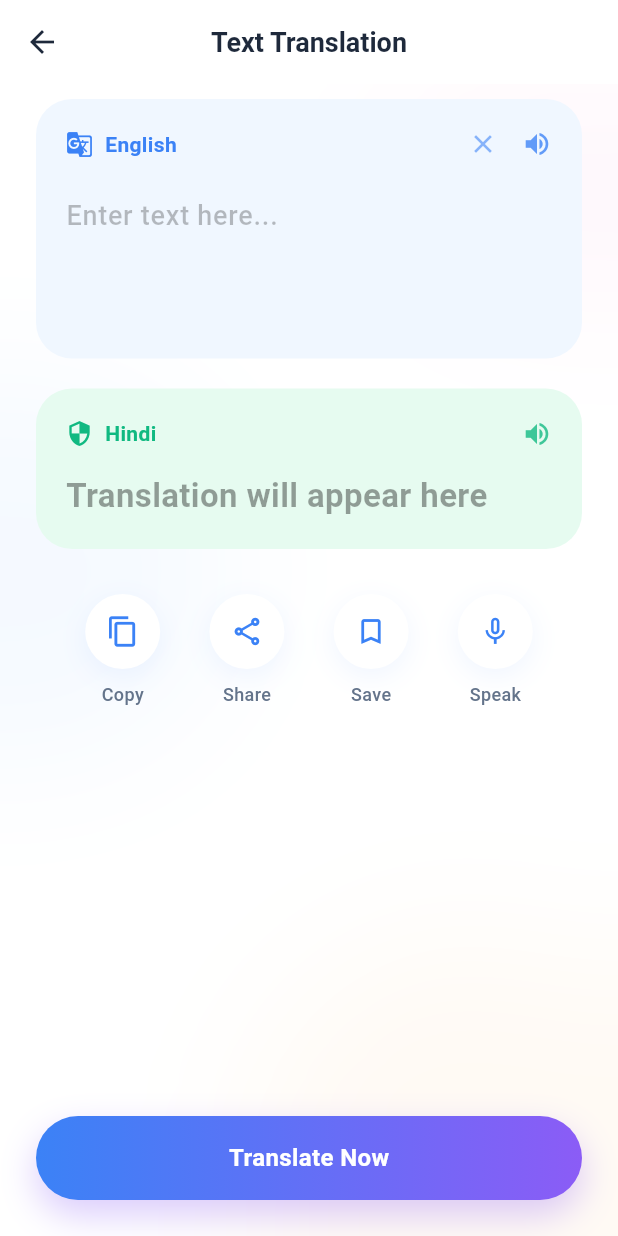
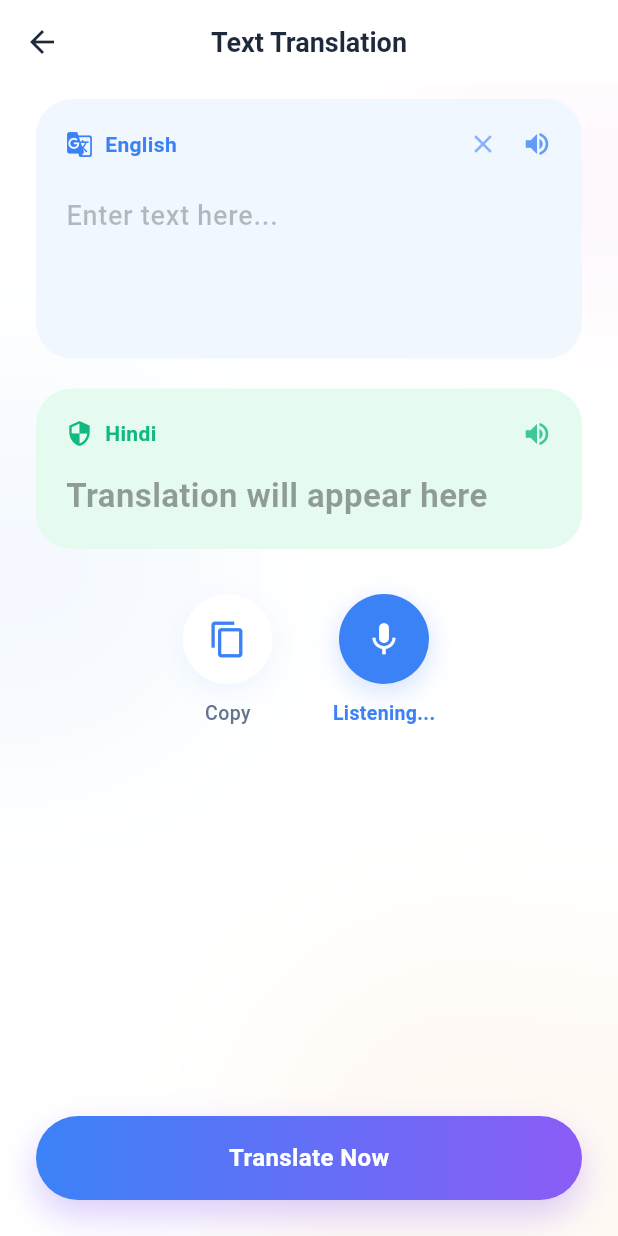
Before and after one commit to nayon-coders/live-translator-app, a Flutter app: the TextTranslationView screen opened by its route, after a tap on "Speak", on a phone screen of 412 x 824 dp. Run offline on Flutter 3.47's test engine with Material 3 defaults, Android fonts, the phone set to English and light mode, and no system bars; our stand-ins replace flutter_tts, get, image_picker, permission_handler, speech_to_text; missing offline and left inert: country_flags, google_mlkit_text_recognition, translator_plus.

Commit message:
feat: add Camera Translation and improve Voice Translation
- Added Camera Translation UI with split-screen design

- Integrated image_picker and google_mlkit_text_recognition for offline image-to-text

- Added auto-translation of detected text from camera

- Updated iOS Info.plist with Camera and Photo Library permissions

- Updated TTS to dynamically map system languages for better support

- Fixed TTS looping issue and added stop functionality in Text Translation

- Added ProGuard rules to fix Android release build (R8 shrinking errors for ML Kit)

- Renamed app label to 'Translivo' in AndroidManifest.xml

```diff
--- a/lib/modules/home/views/home_view.dart
+++ b/lib/modules/home/views/home_view.dart
@@ -197,7 +197,9 @@ class HomeView extends GetView<HomeController> {
                               Icons.camera_alt,
                               'Camera',
                               '(Scan Text)',
-                              () {},
+                              () {
+                                Get.toNamed('/camera-translation');
+                              },
                             ),
                             _buildBottomAction(
                               Icons.chat_bubble_outline,
--- a/lib/modules/text_translation/controllers/text_translation_controller.dart
+++ b/lib/modules/text_translation/controllers/text_translation_controller.dart
@@ -65,6 +65,11 @@ class TextTranslationController extends GetxController {
 
   void speakSource() {
     if (textController.text.isNotEmpty) {
+      if (isSpeaking.value) {
+        _translationService.stopSpeaking();
+        isSpeaking.value = false;
+        return;
+      }
       isSpeaking.value = true;
       _translationService.speak(textController.text, languageCode: sourceLanguage.code);
     }
@@ -72,6 +77,11 @@ class TextTranslationController extends GetxController {
 
   void speakTarget() {
     if (translatedText.value.isNotEmpty) {
+      if (isSpeaking.value) {
+        _translationService.stopSpeaking();
+        isSpeaking.value = false;
+        return;
+      }
       isSpeaking.value = true;
       _translationService.speak(translatedText.value, languageCode: targetLanguage.code);
     }
@@ -88,4 +98,26 @@ class TextTranslationController extends GetxController {
     textController.clear();
     translatedText.value = '';
   }
+
+  final isListening = false.obs;
+
+  void toggleVoiceInput() {
+    if (isListening.value) {
+      _translationService.stopListening();
+      isListening.value = false;
+    } else {
+      clearText();
+      isListening.value = true;
+      _translationService.startListening(
+        localeId: sourceLanguage.code,
+        onResult: (text, isFinal) {
+          textController.text = text;
+          if (isFinal) {
+            isListening.value = false;
+            translateText();
+          }
+        },
+      );
+    }
+  }
 }
--- a/lib/modules/text_translation/views/text_translation_view.dart
+++ b/lib/modules/text_translation/views/text_translation_view.dart
@@ -192,7 +192,11 @@ class TextTranslationView extends GetView<TextTranslationController> {
               const SizedBox(width: 16),
               InkWell(
                 onTap: controller.speakSource,
-                child: Icon(Icons.volume_up, color: const Color(0xFF3B82F6).withAlpha(200), size: 20),
+                child: Obx(() => Icon(
+                  controller.isSpeaking.value ? Icons.stop_circle : Icons.volume_up,
+                  color: const Color(0xFF3B82F6).withAlpha(200),
+                  size: 20
+                )),
               ),
             ],
           ),
@@ -250,7 +254,11 @@ class TextTranslationView extends GetView<TextTranslationController> {
               ),
               InkWell(
                 onTap: controller.speakTarget,
-                child: Icon(Icons.volume_up, color: const Color(0xFF10B981).withAlpha(200), size: 20),
+                child: Obx(() => Icon(
+                  controller.isSpeaking.value ? Icons.stop_circle : Icons.volume_up,
+                  color: const Color(0xFF10B981).withAlpha(200),
+                  size: 20
+                )),
               ),
             ],
           ),
@@ -272,45 +280,52 @@ class TextTranslationView extends GetView<TextTranslationController> {
 
   Widget _buildActionRow() {
     return Row(
-      mainAxisAlignment: MainAxisAlignment.spaceEvenly,
+      mainAxisAlignment: MainAxisAlignment.center,
       children: [
         _buildActionButton(Icons.copy_outlined, 'Copy', onTap: controller.copyToClipboard),
-        _buildActionButton(Icons.share_outlined, 'Share', onTap: () {}),
-        _buildActionButton(Icons.bookmark_border, 'Save', onTap: () {}),
-        _buildActionButton(Icons.mic_none, 'Speak', onTap: controller.speakTarget),
+        const SizedBox(width: 40),
+        Obx(() {
+          final isListening = controller.isListening.value;
+          return _buildActionButton(
+            isListening ? Icons.mic : Icons.mic_none,
+            isListening ? 'Listening...' : 'Speak',
+            onTap: controller.toggleVoiceInput,
+            isActive: isListening,
+          );
+        }),
       ],
     );
   }
 
-  Widget _buildActionButton(IconData icon, String label, {VoidCallback? onTap}) {
+  Widget _buildActionButton(IconData icon, String label, {VoidCallback? onTap, bool isActive = false}) {
     return GestureDetector(
       onTap: onTap,
       child: Column(
         mainAxisSize: MainAxisSize.min,
         children: [
           Container(
-            width: 50,
-            height: 50,
+            width: 60,
+            height: 60,
             decoration: BoxDecoration(
-              color: Colors.white,
+              color: isActive ? const Color(0xFF3B82F6) : Colors.white,
               shape: BoxShape.circle,
               boxShadow: [
                 BoxShadow(
-                  color: const Color(0xFF3B82F6).withAlpha(20),
+                  color: const Color(0xFF3B82F6).withAlpha(isActive ? 60 : 20),
                   blurRadius: 15,
                   offset: const Offset(0, 5),
                 ),
               ],
             ),
-            child: Icon(icon, color: const Color(0xFF3B82F6), size: 22),
+            child: Icon(icon, color: isActive ? Colors.white : const Color(0xFF3B82F6), size: 26),
           ),
-          const SizedBox(height: 8),
+          const SizedBox(height: 10),
           Text(
             label,
-            style: const TextStyle(
-              color: Color(0xFF64748B),
-              fontSize: 12,
-              fontWeight: FontWeight.w500,
+            style: TextStyle(
+              color: isActive ? const Color(0xFF3B82F6) : const Color(0xFF64748B),
+              fontSize: 13,
+              fontWeight: isActive ? FontWeight.w600 : FontWeight.w500,
             ),
           ),
         ],
--- a/lib/routes/app_pages.dart
+++ b/lib/routes/app_pages.dart
@@ -10,6 +10,8 @@ import '../modules/conversation/views/conversation_view.dart';
 import '../modules/conversation/bindings/conversation_binding.dart';
 import '../modules/text_translation/views/text_translation_view.dart';
 import '../modules/text_translation/bindings/text_translation_binding.dart';
+import '../modules/camera_translation/views/camera_translation_view.dart';
+import '../modules/camera_translation/bindings/camera_translation_binding.dart';
 
 class AppPages {
   static final pages = [
@@ -38,5 +40,10 @@ class AppPages {
       page: () => const TextTranslationView(),
       binding: TextTranslationBinding(),
     ),
+    GetPage(
+      name: AppRoutes.cameraTranslation,
+      page: () => const CameraTranslationView(),
+      binding: CameraTranslationBinding(),
+    ),
   ];
 }
--- a/lib/routes/app_routes.dart
+++ b/lib/routes/app_routes.dart
@@ -4,4 +4,5 @@ class AppRoutes {
   static const String liveTranslation = '/live-translation';
   static const String conversation = '/conversation';
   static const String textTranslation = '/text-translation';
+  static const String cameraTranslation = '/camera-translation';
 }
--- a/lib/services/translation_service.dart
+++ b/lib/services/translation_service.dart
@@ -2,7 +2,7 @@ import 'package:flutter_tts/flutter_tts.dart';
 import 'package:speech_to_text/speech_to_text.dart' as stt;
 import 'package:translator_plus/translator_plus.dart';
 import 'package:get/get.dart';
-import 'package:flutter/foundation.dart';
+import 'package:flutter/material.dart';
 
 /// Centralized service for Speech-to-Text, Translation, and Text-to-Speech.
 /// Both LiveTranslation and Conversation modules reuse this service.
@@ -28,10 +28,39 @@ class TranslationService extends GetxService {
     await _tts.setVolume(1.0);
     await _tts.setSpeechRate(0.45); // Slightly slower = more natural
     await _tts.setPitch(1.0);
+
     if (languageCode != null) {
-      // Map our app language codes to TTS locale codes
-      final ttsLang = _mapToTtsLocale(languageCode);
-      await _tts.setLanguage(ttsLang);
+      try {
+        final List<dynamic>? availableLanguages = await _tts.getLanguages;
+        String bestTtsMatch = _mapToTtsLocale(languageCode); // Fallback
+
+        if (availableLanguages != null) {
+          final prefix = languageCode.split('-').first.split('_').first.toLowerCase();
+
+          // 1. Try exact map match
+          for (var lang in availableLanguages) {
+            if (lang.toString().toLowerCase().replaceAll('_', '-') == bestTtsMatch.toLowerCase()) {
+              bestTtsMatch = lang.toString();
+              break;
+            }
+          }
+
+          // 2. If exact map match not found, try finding ANY language starting with the prefix (e.g., 'bn' -> 'bn-IN' or 'bn-BD')
+          if (!availableLanguages.contains(bestTtsMatch)) {
+            for (var lang in availableLanguages) {
+              if (lang.toString().toLowerCase().startsWith(prefix)) {
+                bestTtsMatch = lang.toString();
+                break;
+              }
+            }
+          }
+        }
+
+        debugPrint('TTS using language: $bestTtsMatch');
+        await _tts.setLanguage(bestTtsMatch);
+      } catch (e) {
+        debugPrint('TTS Language Setup Error: $e');
+      }
     }
   }
 
@@ -86,7 +115,14 @@ class TranslationService extends GetxService {
       );
     } catch (e) {
       debugPrint("Speech listen error: $e");
-      Get.snackbar('Microphone Error', 'Could not start listening for this language. It might not be supported on this device.', snackPosition: SnackPosition.BOTTOM);
+      Get.snackbar(
+        'Language Not Installed',
+        'This language is not installed on your phone. Please download it from your device Settings (Speech Recognition / Voice Settings) and try again.',
+        snackPosition: SnackPosition.BOTTOM,
+        backgroundColor: Color(0xCCEF4444),
+        colorText: const Color(0xFFFFFFFF),
+        duration: const Duration(seconds: 4),
+      );
       // Reset state if possible
       final convController = Get.isRegistered<dynamic>(tag: 'ConversationController') ? Get.find<dynamic>(tag: 'ConversationController') : null;
       if (convController != null) {
--- a/pubspec.yaml
+++ b/pubspec.yaml
@@ -40,6 +40,8 @@ dependencies:
   flutter_tts: ^4.2.0
   translator_plus: ^1.0.1
   permission_handler: ^11.3.1
+  image_picker: ^1.1.2
+  google_mlkit_text_recognition: ^0.14.0
 
 dev_dependencies:
   flutter_test:
```
Also changed, not shown: lib/modules/camera_translation/bindings/camera_translation_binding.dart (added, +11 -0 lines), lib/modules/camera_translation/controllers/camera_translation_controller.dart (added, +88 -0 lines), lib/modules/camera_translation/views/camera_translation_view.dart (added, +231 -0 lines), pubspec.lock, 27 other files.
